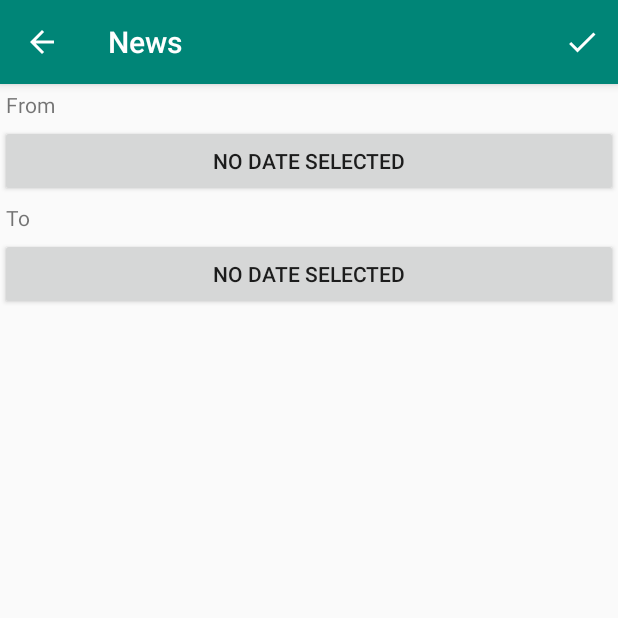
After one commit to nv95/News, an Android app: the FilterActivity screen opened directly, with no data from a screen before it, on a phone screen of 412 x 824 dp, the top half of it. The commit adds this screen. Run offline under Robolectric (Android 15) with nearby library versions, the phone set to English and light mode, and no system bars; network calls fail.

Commit message:
Filter by date

```diff
--- a/app/src/main/java/com/vjettest/news/MainActivity.kt
+++ b/app/src/main/java/com/vjettest/news/MainActivity.kt
@@ -115,7 +115,11 @@ class MainActivity : AppBaseActivity(), NavigationView.OnNavigationItemSelectedL
         disposables += apiService.getSources(language = "en", country = "us")
             .subscribeOn(Schedulers.io())
             .observeOn(AndroidSchedulers.mainThread())
-            .doAfterNext { database.sourcesDao().replaceWith(it.sources) }
+            .doAfterNext {
+                disposables += database.sourcesDao().replaceWith(it.sources)
+                    .subscribeOn(Schedulers.io())
+                    .subscribe()
+            }
             .subscribe({ result ->
                 fillSourcesMenu(result.sources)
             }, { e ->
--- a/app/src/main/java/com/vjettest/news/common/AppBaseActivity.kt
+++ b/app/src/main/java/com/vjettest/news/common/AppBaseActivity.kt
@@ -9,7 +9,7 @@ import com.vjettest.news.R
 
 abstract class AppBaseActivity : AppCompatActivity() {
 
-    protected open val toolbar by bindView<Toolbar>(R.id.toolbar)
+    protected open val toolbar: Toolbar? by bindView(R.id.toolbar)
 
     protected fun <ViewT : View> bindView(@IdRes idRes: Int) = lazy(LazyThreadSafetyMode.NONE) {
         findViewById<ViewT>(idRes)
--- a/app/src/main/java/com/vjettest/news/common/Utils.kt
+++ b/app/src/main/java/com/vjettest/news/common/Utils.kt
@@ -1,6 +1,7 @@
 package com.vjettest.news.common
 
 import android.content.Context
+import android.text.format.DateFormat
 import android.text.format.DateUtils
 import android.widget.ImageView
 import com.vjettest.news.App
@@ -21,6 +22,8 @@ fun Date.formatDateRelative(context: Context): String = if (DateUtils.isToday(th
 } else {
     DateUtils.formatDateTime(context, this.time, DateUtils.FORMAT_ABBREV_RELATIVE)
 }
+
+fun Date.format(context: Context) = DateFormat.getLongDateFormat(context).format(this)!!
 
 val Date.withoutTime: Date
     get() {
--- a/app/src/main/java/com/vjettest/news/core/database/SourcesDao.kt
+++ b/app/src/main/java/com/vjettest/news/core/database/SourcesDao.kt
@@ -6,6 +6,7 @@ import androidx.room.Query
 import androidx.room.Transaction
 import com.vjettest.news.core.model.SourceInfo
 import io.reactivex.Observable
+import io.reactivex.Single
 
 @Dao
 abstract class SourcesDao {
@@ -20,8 +21,8 @@ abstract class SourcesDao {
     abstract fun deleteAll()
 
     @Transaction
-    open fun replaceWith(sources: List<SourceInfo>): List<Long> {
+    open fun replaceWith(sources: List<SourceInfo>): Single<List<Long>> = Single.fromCallable<List<Long>> {
         deleteAll()
-        return insert(sources)
+        insert(sources)
     }
 }
--- a/app/src/main/java/com/vjettest/news/core/network/options/EverythingRequestOptions.kt
+++ b/app/src/main/java/com/vjettest/news/core/network/options/EverythingRequestOptions.kt
@@ -63,7 +63,7 @@ class EverythingRequestOptions : RequestOptions() {
 
     companion object {
 
-        private val dateFormat = SimpleDateFormat("yyyy-MM-dd'T'HH:mm:ssZ", Locale.UK)
+        private val dateFormat = SimpleDateFormat("yyyy-MM-dd", Locale.UK)
         const val SORT_BY_PUBLISHED_AT = "publishedAt"
         const val SORT_BY_POPULARITY = "popularity"
     }
--- /dev/null
+++ b/app/src/main/java/com/vjettest/news/news_list/FilterActivity.kt
@@ -0,0 +1,118 @@
+package com.vjettest.news.news_list
+
+import android.app.Activity
+import android.content.Intent
+import android.os.Bundle
+import android.view.Menu
+import android.view.MenuItem
+import android.view.View
+import android.widget.Button
+import androidx.core.os.bundleOf
+import androidx.fragment.app.Fragment
+import com.vjettest.news.R
+import com.vjettest.news.common.AppBaseActivity
+import com.vjettest.news.common.AppBaseDialogFragment
+import com.vjettest.news.common.DatePickerDialogFragment
+import com.vjettest.news.common.format
+import com.vjettest.news.core.network.options.EverythingRequestOptions
+import java.util.*
+
+class FilterActivity : AppBaseActivity(), AppBaseDialogFragment.DialogListener<Date?> {
+
+    private val buttonDateFrom by bindView<Button>(R.id.button_dateFrom)
+    private val buttonDateTo by bindView<Button>(R.id.button_dateTo)
+
+    private var dateFrom: Date? = null
+    private var dateTo: Date? = null
+
+    override fun onCreate(savedInstanceState: Bundle?) {
+        super.onCreate(savedInstanceState)
+        setContentView(R.layout.activity_filter)
+        setSupportActionBar(toolbar)
+        supportActionBar?.setDisplayHomeAsUpEnabled(true)
+        buttonDateFrom.setOnClickListener(this::onClick)
+        buttonDateTo.setOnClickListener(this::onClick)
+
+        dateFrom = intent?.getSerializableExtra(DATEPICKER_TARGET_FROM) as? Date
+        dateTo = intent?.getSerializableExtra(DATEPICKER_TARGET_TO) as? Date
+
+        buttonDateFrom.text = dateFrom?.format(this) ?: getString(R.string.no_date_selected)
+        buttonDateTo.text = dateTo?.format(this) ?: getString(R.string.no_date_selected)
+    }
+
+    override fun onCreateOptionsMenu(menu: Menu?): Boolean {
+        menuInflater.inflate(R.menu.options_filter, menu)
+        return super.onCreateOptionsMenu(menu)
+    }
+
+    override fun onOptionsItemSelected(item: MenuItem?) = when (item?.itemId) {
+        R.id.action_done -> {
+            setResult(
+                Activity.RESULT_OK, Intent().putExtras(
+                    bundleOf(
+                        DATEPICKER_TARGET_FROM to dateFrom,
+                        DATEPICKER_TARGET_TO to dateTo
+                    )
+                )
+            )
+            finish()
+            true
+        }
+        else -> super.onOptionsItemSelected(item)
+    }
+
+    private fun onClick(view: View) {
+        when (view.id) {
+            buttonDateFrom.id -> {
+                DatePickerDialogFragment()
+                    .apply {
+                        arguments = bundleOf(DATEPICKER_KEY_TARGET to DATEPICKER_TARGET_FROM)
+                    }
+                    .show(supportFragmentManager, null)
+            }
+            buttonDateTo.id -> {
+                DatePickerDialogFragment()
+                    .apply {
+                        arguments = bundleOf(DATEPICKER_KEY_TARGET to DATEPICKER_TARGET_TO)
+                    }
+                    .show(supportFragmentManager, null)
+            }
+        }
+    }
+
+    override fun onDialogConfirmed(args: Bundle?, data: Date?) {
+        when (args?.getString(DATEPICKER_KEY_TARGET)) {
+            DATEPICKER_TARGET_FROM -> {
+                dateFrom = data
+                buttonDateFrom.text = dateFrom?.format(this) ?: getString(R.string.no_date_selected)
+            }
+            DATEPICKER_TARGET_TO -> {
+                dateTo = data
+                buttonDateTo.text = dateTo?.format(this) ?: getString(R.string.no_date_selected)
+            }
+        }
+    }
+
+    override fun onDialogCancelled(args: Bundle?) = Unit
+
+    companion object {
+
+        private const val DATEPICKER_KEY_TARGET = "target"
+        private const val DATEPICKER_TARGET_FROM = "from"
+        private const val DATEPICKER_TARGET_TO = "to"
+
+        fun open(fragment: Fragment, options: EverythingRequestOptions, requestCode: Int) {
+            fragment.startActivityForResult(
+                Intent(fragment.context, FilterActivity::class.java)
+                    .putExtra(DATEPICKER_TARGET_FROM, options.from)
+                    .putExtra(DATEPICKER_TARGET_TO, options.to),
+                requestCode
+            )
+        }
+
+        fun handleResult(intent: Intent, options: EverythingRequestOptions) {
+            options.from = intent.getSerializableExtra(DATEPICKER_TARGET_FROM) as? Date
+            options.to = intent.getSerializableExtra(DATEPICKER_TARGET_TO) as? Date
+        }
+    }
+}
--- /dev/null
+++ b/app/src/main/res/drawable/ic_done_white_24dp.xml
@@ -0,0 +1,5 @@
+<vector android:height="24dp" android:tint="#FFFFFF"
+    android:viewportHeight="24.0" android:viewportWidth="24.0"
+    android:width="24dp" xmlns:android="http://schemas.android.com/apk/res/android">
+    <path android:fillColor="#FF000000" android:pathData="M9,16.2L4.8,12l-1.4,1.4L9,19 21,7l-1.4,-1.4L9,16.2z"/>
+</vector>
--- /dev/null
+++ b/app/src/main/res/layout/activity_filter.xml
@@ -0,0 +1,62 @@
+<?xml version="1.0" encoding="utf-8"?>
+<androidx.coordinatorlayout.widget.CoordinatorLayout
+    xmlns:android="http://schemas.android.com/apk/res/android"
+    xmlns:app="http://schemas.android.com/apk/res-auto"
+    xmlns:tools="http://schemas.android.com/tools"
+    android:orientation="vertical"
+    android:layout_width="match_parent"
+    android:layout_height="match_parent"
+    tools:menu="@menu/options_filter"
+    tools:context=".news_list.FilterActivity">
+
+    <com.google.android.material.appbar.AppBarLayout
+        android:layout_width="match_parent"
+        android:layout_height="wrap_content"
+        android:theme="@style/ThemeOverlay.AppCompat.Dark.ActionBar">
+
+        <androidx.appcompat.widget.Toolbar
+            app:popupTheme="@style/ThemeOverlay.AppCompat.Light"
+            android:id="@+id/toolbar"
+            android:layout_width="match_parent"
+            android:layout_height="wrap_content"
+            android:minHeight="?actionBarSize"/>
+
+    </com.google.android.material.appbar.AppBarLayout>
+
+    <androidx.core.widget.NestedScrollView
+        android:layout_width="match_parent"
+        android:layout_height="match_parent"
+        app:layout_behavior="@string/appbar_scrolling_view_behavior">
+
+        <LinearLayout
+            android:layout_width="match_parent"
+            android:layout_height="wrap_content"
+            android:orientation="vertical">
+
+            <TextView
+                android:layout_width="match_parent"
+                android:layout_height="wrap_content"
+                android:padding="4dp"
+                android:text="From"/>
+
+            <androidx.appcompat.widget.AppCompatButton
+                android:id="@+id/button_dateFrom"
+                android:layout_width="match_parent"
+                android:layout_height="wrap_content"/>
+
+            <TextView
+                android:layout_width="match_parent"
+                android:layout_height="wrap_content"
+                android:padding="4dp"
+                android:text="To"/>
+
+            <androidx.appcompat.widget.AppCompatButton
+                android:id="@+id/button_dateTo"
+                android:layout_width="match_parent"
+                android:layout_height="wrap_content"/>
+
+        </LinearLayout>
+
+    </androidx.core.widget.NestedScrollView>
+
+</androidx.coordinatorlayout.widget.CoordinatorLayout>
--- /dev/null
+++ b/app/src/main/res/menu/options_filter.xml
@@ -0,0 +1,10 @@
+<?xml version="1.0" encoding="utf-8"?>
+<menu xmlns:android="http://schemas.android.com/apk/res/android"
+    xmlns:app="http://schemas.android.com/apk/res-auto">
+
+    <item
+        android:id="@+id/action_done"
+        android:title="@string/done"
+        android:icon="@drawable/ic_done_white_24dp"
+        app:showAsAction="always"/>
+</menu>
--- a/app/src/main/res/menu/options_newslist.xml
+++ b/app/src/main/res/menu/options_newslist.xml
@@ -21,4 +21,7 @@
             </group>
         </menu>
     </item>
+    <item
+        android:id="@+id/action_filter"
+        android:title="@string/filter" />
 </menu>
--- a/app/src/main/res/values/strings.xml
+++ b/app/src/main/res/values/strings.xml
@@ -15,4 +15,8 @@
     <string name="published_at">Published at</string>
     <string name="popularity">Popularity</string>
     <string name="all_news">All news</string>
+    <string name="done">Done</string>
+    <string name="no_date_selected">No date selected</string>
+    <string name="reset">Reset</string>
+    <string name="filter">Filter</string>
 </resources>
```
Also changed, not shown: app/src/main/AndroidManifest.xml (+8 -8 lines), app/src/main/java/com/vjettest/news/common/AppBaseDialogFragment.kt (added, +65 -0 lines), app/src/main/java/com/vjettest/news/common/DatePickerDialogFragment.kt (added, +40 -0 lines), app/src/main/java/com/vjettest/news/news_list/NewsListFragment.kt (+20 -0 lines), app/src/main/res/layout/dialog_datepicker.xml (added, +8 -0 lines).
